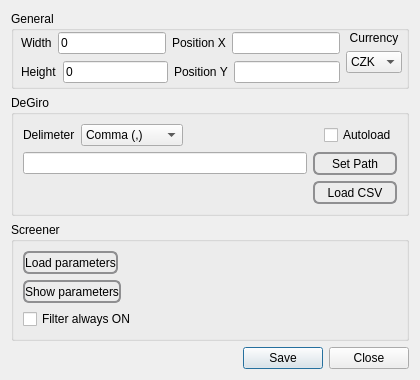
Before: the Qt Designer form settingsform.ui in ado130/SPM, drawn with Qt 5.
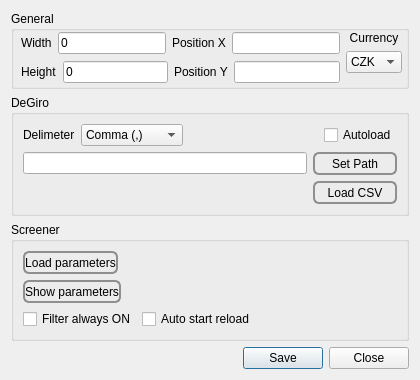
After: the same form once the commit is applied.

The edit to the form file:
```diff
--- a/settingsform.ui
+++ b/settingsform.ui
@@ -401,6 +401,13 @@
           </property>
          </widget>
         </item>
+        <item>
+         <widget class="QCheckBox" name="cbStartReload">
+          <property name="text">
+           <string>Auto start reload</string>
+          </property>
+         </widget>
+        </item>
         <item>
          <spacer name="horizontalSpacer_5">
           <property name="orientation">
```
Left out of the diff: 2 changed lines with no effect on the pictures.
